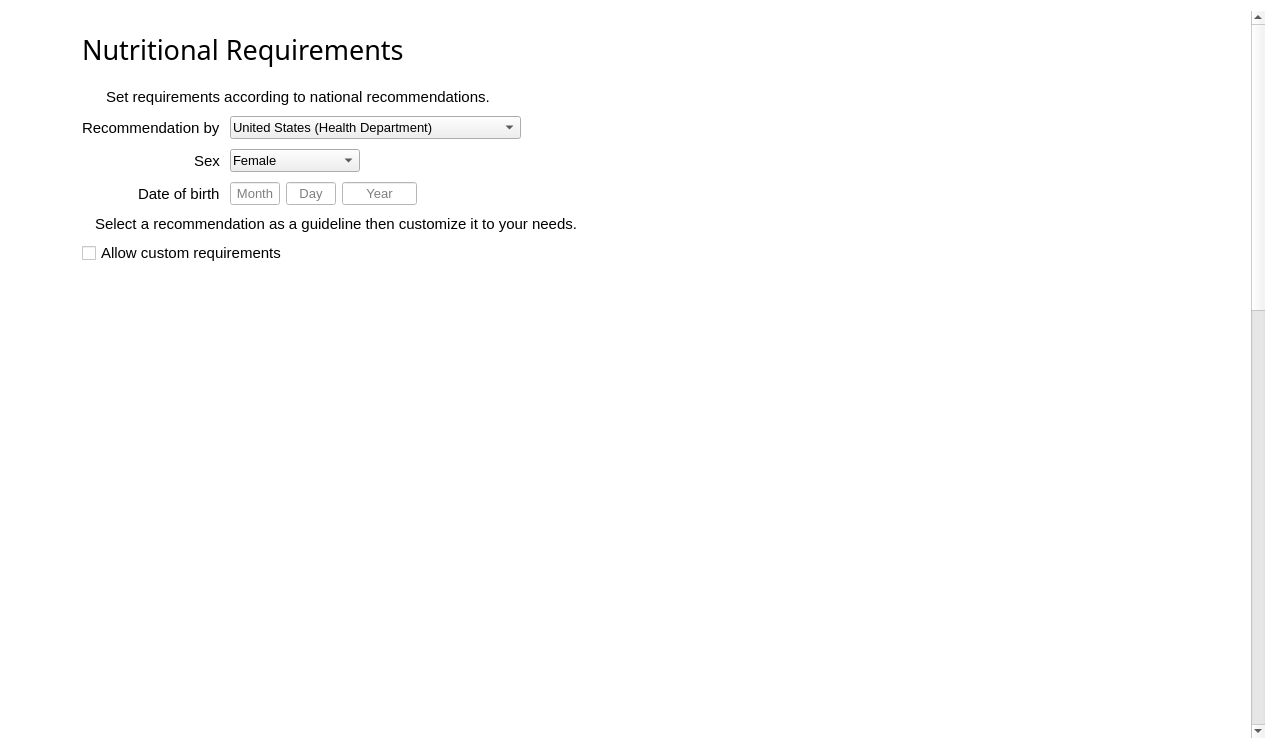
Old version of the form ui/ui_reqwidget.ui in the repository josh-minch/spartan.
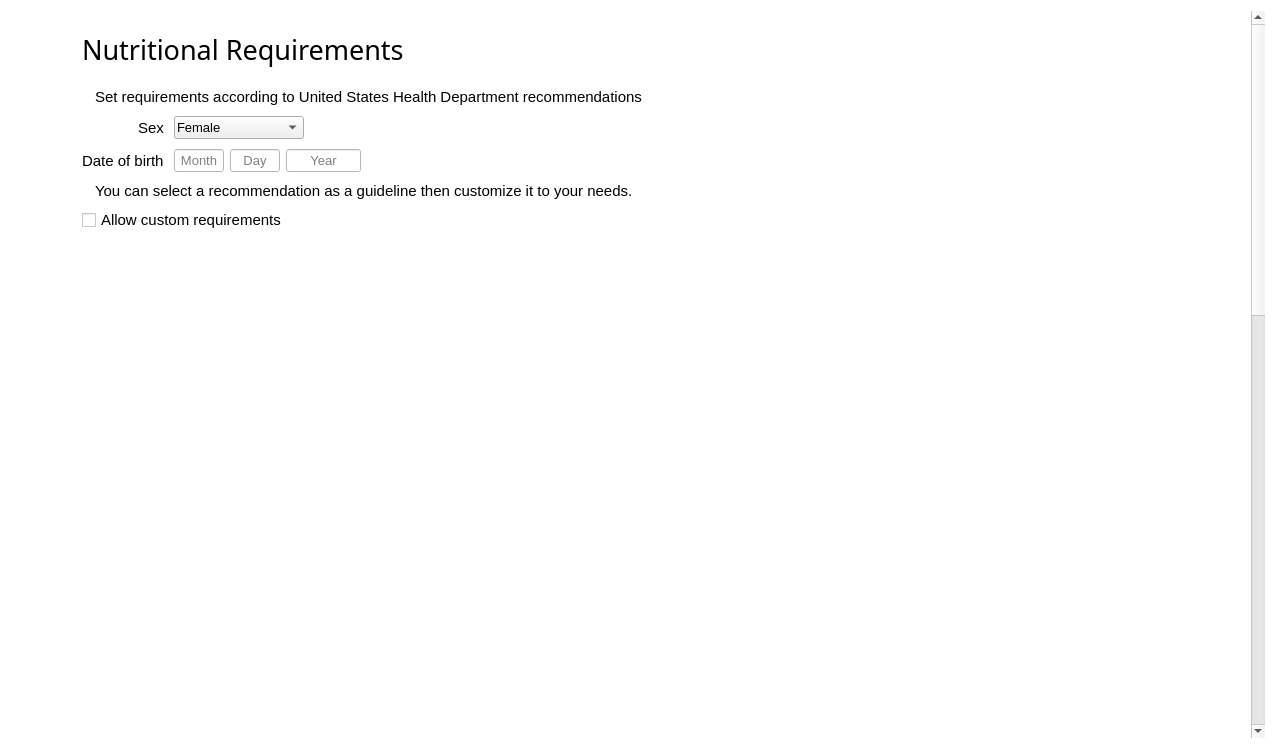
New version of the form. Icons and pictures are not drawn.

Commit message: Remove incomplete national rec feature

Patch:
```diff
--- a/ui/ui_reqwidget.ui
+++ b/ui/ui_reqwidget.ui
@@ -102,7 +102,7 @@
         <x>0</x>
         <y>0</y>
         <width>1241</width>
-        <height>1811</height>
+        <height>1780</height>
        </rect>
       </property>
       <layout class="QGridLayout" name="gridLayout_2" rowstretch="1,1,1" columnstretch="0,0">
@@ -353,7 +353,7 @@
              <item>
               <widget class="QLabel" name="label_15">
                <property name="text">
-                <string>Set requirements according to national recommendations.</string>
+                <string>Set requirements according to United States Health Department recommendations</string>
                </property>
                <property name="scaledContents">
                 <bool>false</bool>
@@ -374,126 +374,6 @@
               <set>Qt::AlignRight|Qt::AlignTrailing|Qt::AlignVCenter</set>
              </property>
              <item row="0" column="0">
-              <widget class="QLabel" name="req_label">
-               <property name="palette">
-                <palette>
-                 <active>
-                  <colorrole role="WindowText">
-                   <brush brushstyle="SolidPattern">
-                    <color alpha="255">
-                     <red>0</red>
-                     <green>0</green>
-                     <blue>0</blue>
-                    </color>
-                   </brush>
-                  </colorrole>
-                 </active>
-                 <inactive>
-                  <colorrole role="WindowText">
-                   <brush brushstyle="SolidPattern">
-                    <color alpha="255">
-                     <red>0</red>
-                     <green>0</green>
-                     <blue>0</blue>
-                    </color>
-                   </brush>
-                  </colorrole>
-                 </inactive>
-                 <disabled>
-                  <colorrole role="WindowText">
-                   <brush brushstyle="SolidPattern">
-                    <color alpha="255">
-                     <red>120</red>
-                     <green>120</green>
-                     <blue>120</blue>
-                    </color>
-                   </brush>
-                  </colorrole>
-                 </disabled>
-                </palette>
-               </property>
-               <property name="font">
-                <font>
-                 <family>Segoe UI</family>
-                 <pointsize>11</pointsize>
-                 <weight>50</weight>
-                 <bold>false</bold>
-                </font>
-               </property>
-               <property name="text">
-                <string>Recommendation by</string>
-               </property>
-              </widget>
-             </item>
-             <item row="0" column="1">
-              <widget class="QComboBox" name="rec_edit">
-               <property name="sizePolicy">
-                <sizepolicy hsizetype="Fixed" vsizetype="Fixed">
-                 <horstretch>0</horstretch>
-                 <verstretch>0</verstretch>
-                </sizepolicy>
-               </property>
-               <property name="minimumSize">
-                <size>
-                 <width>0</width>
-                 <height>0</height>
-                </size>
-               </property>
-               <property name="font">
-                <font>
-                 <family>Segoe UI</family>
-                 <pointsize>10</pointsize>
-                </font>
-               </property>
-               <property name="mouseTracking">
-                <bool>false</bool>
-               </property>
-               <property name="focusPolicy">
-                <enum>Qt::TabFocus</enum>
-               </property>
-               <property name="styleSheet">
-                <string notr="true">QComboBox {
-    padding: 2px 0px 2px 2px;
-}
-
-QListView{
-	outline: none;
-}
-
-QListView::item:selected {
-	color: black;
-	background-color: rgb(204, 232, 255);
-}
-
-QListView::item {
-	min-height: 28px;
-}
-</string>
-               </property>
-               <property name="currentText">
-                <string>United States (Health Department)</string>
-               </property>
-               <property name="frame">
-                <bool>true</bool>
-               </property>
-               <item>
-                <property name="text">
-                 <string>United States (Health Department)</string>
-                </property>
-               </item>
-               <item>
-                <property name="text">
-                 <string>European Union (Food Safety Authority)</string>
-                </property>
-               </item>
-               <item>
-                <property name="text">
-                 <string>Japan (Ministry of Health, Labour and Welfare)</string>
-                </property>
-               </item>
-              </widget>
-             </item>
-             <item row="1" column="0">
               <widget class="QLabel" name="sex_label">
                <property name="palette">
                 <palette>
@@ -545,7 +425,7 @@
                </property>
               </widget>
              </item>
-             <item row="1" column="1">
+             <item row="0" column="1">
               <widget class="QComboBox" name="sex_edit">
                <property name="enabled">
                 <bool>true</bool>
@@ -612,7 +492,7 @@
                </item>
               </widget>
              </item>
-             <item row="2" column="0">
+             <item row="1" column="0">
               <widget class="QLabel" name="birth_label_4">
                <property name="palette">
                 <palette>
@@ -664,7 +544,7 @@
                </property>
               </widget>
              </item>
-             <item row="2" column="1">
+             <item row="1" column="1">
               <layout class="QHBoxLayout" name="horizontalLayout_14">
                <property name="spacing">
                 <number>6</number>
@@ -800,7 +680,7 @@
              <item>
               <widget class="QLabel" name="label_17">
                <property name="text">
-                <string>Select a recommendation as a guideline then customize it to your needs.</string>
+                <string>You can select a recommendation as a guideline then customize it to your needs.</string>
                </property>
                <property name="alignment">
                 <set>Qt::AlignLeading|Qt::AlignLeft|Qt::AlignVCenter</set>
```
The commit also changes 13 other files.
